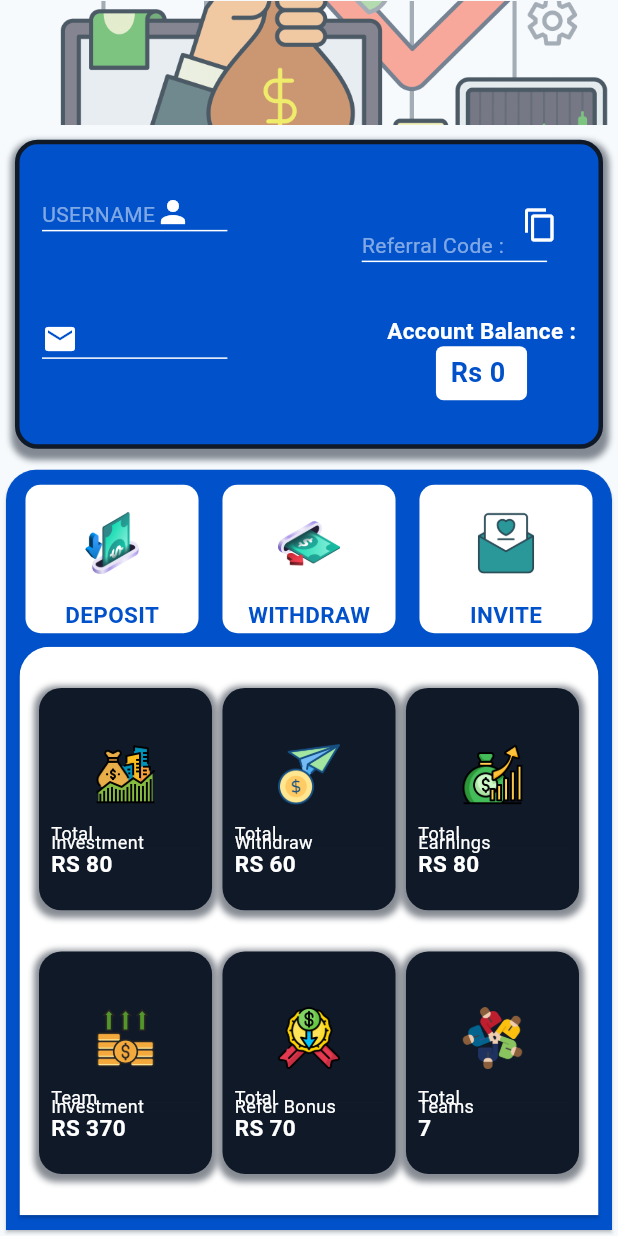
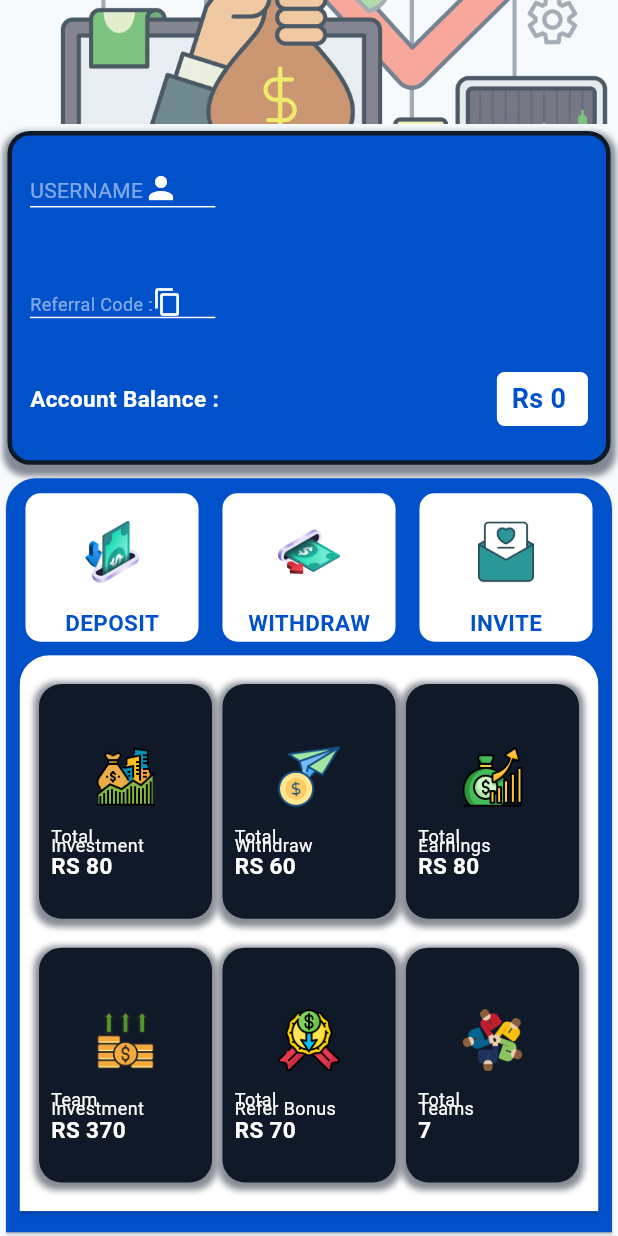
Before and after one commit to AbdulMoiz5702/web_project, a Flutter app: the DashBoardScreen screen opened directly, on a phone screen of 412 x 824 dp. Run offline on Flutter 3.47's test engine with Material 3 defaults, Android fonts, the phone set to English and light mode, and no system bars; our stand-ins replace cloud_firestore, firebase_auth, firebase_core, firebase_storage, flutter_styled_toast, get and 1 more; missing offline and left inert: dart:html; accounts and stored records are empty; network calls fail; grey boxes are pictures that could not be loaded.

Commit message:
web_project

```diff
--- a/lib/reusables/seconday_rounded_button.dart
+++ b/lib/reusables/seconday_rounded_button.dart
@@ -24,7 +24,7 @@
         this.elevation = 0,
         required this.wallet,
         required this.onTap,
-        this.height = 0.18,
+        this.height = 0.19,
         this.width = 0.28,
         this.color = blueColor,
         required this.imagePath,
--- a/lib/views/dashboard_screens/dasboard_screen.dart
+++ b/lib/views/dashboard_screens/dasboard_screen.dart
@@ -1,7 +1,9 @@
 import 'package:cloud_firestore/cloud_firestore.dart';
 import 'package:flutter/material.dart';
 import 'package:flutter/services.dart';
+import 'package:get/get.dart';
 import 'package:shimmer/shimmer.dart';
+import 'package:website_project/controlles/dashboard_controller.dart';
 import 'package:website_project/services/firestore_services.dart';
 import '../../consts/colors.dart';
 import '../../consts/list_Strings.dart';
@@ -18,6 +20,8 @@
   @override
   Widget build(BuildContext context) {
     print(currentUserId);
+    var referralLink = 'https://website-4fa8c.web.app/?referrerId=$currentUserId';
+    var controller = Get.put(DashboardController());
     return Scaffold(
       backgroundColor: backgroundColor,
       body: Column(
@@ -49,9 +53,9 @@
                 } else if (snapshot.hasData) {
                   var data = snapshot.data!.data() as Map<String, dynamic>;
                   return Container(
-                    margin: EdgeInsets.all(10),
-                    padding: EdgeInsets.all(15),
-                    height: MediaQuery.sizeOf(context).height * 0.25,
+                    margin: EdgeInsets.all(5),
+                    padding: EdgeInsets.symmetric(horizontal: 12,vertical: 8),
+                    height: MediaQuery.sizeOf(context).height * 0.27,
                     width: MediaQuery.sizeOf(context).width * 1,
                     decoration: BoxDecoration(
                         borderRadius: BorderRadius.circular(15),
@@ -87,7 +91,7 @@
                                     ],
                                   ),
                                   Sized(
-                                    height: 0.01,
+                                    height: 0.005,
                                     width: 0,
                                   ),
                                   Container(
@@ -101,6 +105,8 @@
                                   ),
                                   largeText(title: data['name'], color: whiteColor,fontSize: 16),
                                 ]),
+                          ],
+                        ),
                         Column(
                             crossAxisAlignment: CrossAxisAlignment.start,
                             children: [
@@ -110,24 +116,21 @@
                                   mediumText(
                                       title: 'Referral Code :',
                                       color: whiteColor.withOpacity(0.5),
-                                          fontWeight: FontWeight.w400),
+                                      fontWeight: FontWeight.w400,fontSize: 12),
                                   Sized(
-                                        width: 0.02,
+                                    width: 0.01,
                                     height: 0,
                                   ),
-                                      IconButton(onPressed: (){
-                                        Clipboard.setData(ClipboardData(text: data['id']));
-                                        ScaffoldMessenger.of(context).showSnackBar(
-                                          SnackBar(
-                                            content: Text('Referral Code copied to clipboard'),
-                                            duration: Duration(seconds: 1),
-                                          ),
-                                        );
-                                      }, icon: Icon(Icons.copy, color: whiteColor),)
+                                  GestureDetector(
+                                    onTap: (){
+                                      controller.copyToClipboard(referralLink, context);
+                                    },
+                                    child:Icon(Icons.copy, color: whiteColor,size: 20,) ,
+                                  )
                                 ],
                               ),
                               Sized(
-                                    height: 0.01,
+                                height: 0.005,
                                 width: 0,
                               ),
                               Container(
@@ -141,44 +144,10 @@
                               ),
                               smallText(title: data['id'], color: whiteColor,fontWeight: FontWeight.bold,),
                             ]),
-                          ],
-                        ),
                         Row(
                           mainAxisAlignment: MainAxisAlignment.spaceBetween,
                           children: [
-                            Column(
-                                crossAxisAlignment: CrossAxisAlignment.start,
-                                children: [
-                                  Row(
-                                    crossAxisAlignment: CrossAxisAlignment.end,
-                                    children: [
-
-                                      Sized(
-                                        width: 0.02,
-                                        height: 0,
-                                      ),
-                                      Icon(Icons.mail, color: whiteColor),
-                                    ],
-                                  ),
-                                  Sized(
-                                    height: 0.01,
-                                    width: 0,
-                                  ),
-                                  Container(
-                                    height: 1,
-                                    width: MediaQuery.sizeOf(context).width * 0.3,
-                                    color: whiteColor,
-                                  ),
-                                  Sized(
-                                    height: 0.01,
-                                    width: 0,
-                                  ),
-                                  largeText(title: data['email'], color: whiteColor,fontSize: 16),
-                                ]),
-                            Column(
-                              children: [
                             mediumText(title: 'Account Balance :',color: whiteColor,fontWeight: FontWeight.bold,fontSize: 15),
-                                Sized(height: 0.01,width: 0,),
                             Container(
                               padding: EdgeInsets.all(5),
                               alignment: Alignment.center,
@@ -187,8 +156,6 @@
                                 color: whiteColor,
                               ),
                               child: mediumText(title: ' Rs ${data['wallet']}  ',color: blueColor,fontWeight: FontWeight.bold,fontSize: 18),
-                                ),
-                              ],
                             )
                           ],
                         ),
@@ -203,7 +170,7 @@
                 }
               }),
           MainContainer(
-            height: 0.615,
+            height: 0.61,
             child: Column(
             children: [
               Padding(
@@ -218,7 +185,7 @@
                 ),
               ),
               MainContainer(
-                height: 0.46,
+                height: 0.45,
                 color: whiteColor,
                   child: Column(
                     mainAxisAlignment: MainAxisAlignment.spaceEvenly,
--- a/pubspec.yaml
+++ b/pubspec.yaml
@@ -42,6 +42,7 @@
   get:
   flutter_styled_toast: ^2.2.1
   shimmer:
+  uni_links:
 
 dev_dependencies:
   flutter_test:
```
Also changed, not shown: lib/controlles/auth_controller.dart (+50 -7 lines), lib/controlles/dashboard_controller.dart (+30 -0 lines), lib/views/auth_screens/login_screen.dart (+13 -1 lines), lib/views/auth_screens/sign_up_screen.dart (+14 -1 lines), pubspec.lock. Lines whose indentation alone changed are shown as unchanged.
